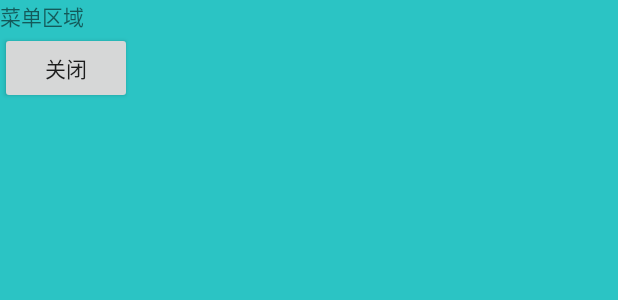
After one commit to penglin2015/TestAnimation, an Android app: the layout activity_util_slide_menu.xml on its own in the app's theme, with its tools: preview values and no code run, on a phone screen of 412 x 824 dp. The commit adds this screen. Shown: the top 300 px of the screen. Run offline under Robolectric (Android 15) with nearby library versions, the phone set to English and light mode, and no system bars.

Commit message:
首次推送

```diff
--- a/app/src/main/AndroidManifest.xml
+++ b/app/src/main/AndroidManifest.xml
@@ -32,7 +32,10 @@
         <activity android:name=".DynamicActivity" />
         <activity android:name=".TestRecyclerForPositionActivity" />
         <activity android:name=".TestKotlinActivity" />
-        <activity android:name=".TestViewPagerActivity"></activity>
+        <activity android:name=".TestViewPagerActivity" />
+        <activity android:name=".TestSlideMenuActivity" />
+        <activity android:name=".UtilSlideMenuActivity" />
+        <activity android:name=".BasinAnimationActivity"></activity>
     </application>
 
 </manifest>
--- /dev/null
+++ b/app/src/main/res/layout/activity_util_slide_menu.xml
@@ -0,0 +1,51 @@
+<?xml version="1.0" encoding="utf-8"?>
+<LinearLayout xmlns:android="http://schemas.android.com/apk/res/android"
+    xmlns:app="http://schemas.android.com/apk/res-auto"
+    xmlns:tools="http://schemas.android.com/tools"
+    android:layout_width="match_parent"
+    android:layout_height="match_parent"
+    android:orientation="vertical"
+    tools:context=".UtilSlideMenuActivity">
+
+    <com.shouxindao.testanimation.views.UtilSlideMenuView
+        android:id="@+id/slideView"
+        android:layout_width="match_parent"
+        android:layout_height="match_parent">
+
+        <LinearLayout
+            android:layout_width="match_parent"
+            android:layout_height="match_parent"
+            android:orientation="vertical">
+
+            <TextView
+                android:layout_width="wrap_content"
+                android:layout_height="wrap_content"
+                android:text="内容区域" />
+
+            <Button
+                android:id="@+id/open"
+                android:layout_width="wrap_content"
+                android:layout_height="wrap_content"
+                android:text="唤起菜单"/>
+        </LinearLayout>
+
+        <LinearLayout
+            android:layout_width="match_parent"
+            android:layout_height="match_parent"
+            android:background="@color/reallyCyan"
+            android:orientation="vertical">
+
+            <TextView
+                android:layout_width="wrap_content"
+                android:layout_height="wrap_content"
+                android:text="菜单区域" />
+
+            <Button
+                android:id="@+id/close"
+                android:layout_width="wrap_content"
+                android:layout_height="wrap_content"
+                android:text="关闭"/>
+        </LinearLayout>
+
+    </com.shouxindao.testanimation.views.UtilSlideMenuView>
+</LinearLayout>
--- /dev/null
+++ b/app/src/main/res/menu/new_menu.xml
@@ -0,0 +1,4 @@
+<?xml version="1.0" encoding="utf-8"?>
+<menu xmlns:android="http://schemas.android.com/apk/res/android">
+
+</menu>
```
Also changed, not shown: app/src/main/java/com/shouxindao/testanimation/BasinAnimationActivity.java (added, +13 -0 lines), app/src/main/java/com/shouxindao/testanimation/MainActivity.java (+13 -1 lines), app/src/main/java/com/shouxindao/testanimation/TestSlideMenuActivity.java (added, +37 -0 lines), app/src/main/java/com/shouxindao/testanimation/UtilSlideMenuActivity.kt (added, +26 -0 lines), app/src/main/java/com/shouxindao/testanimation/views/BasinView.java (added, +229 -0 lines), app/src/main/res/layout/activity_basin_animation.xml (added, +13 -0 lines), app/src/main/res/layout/activity_main.xml (+13 -0 lines).
